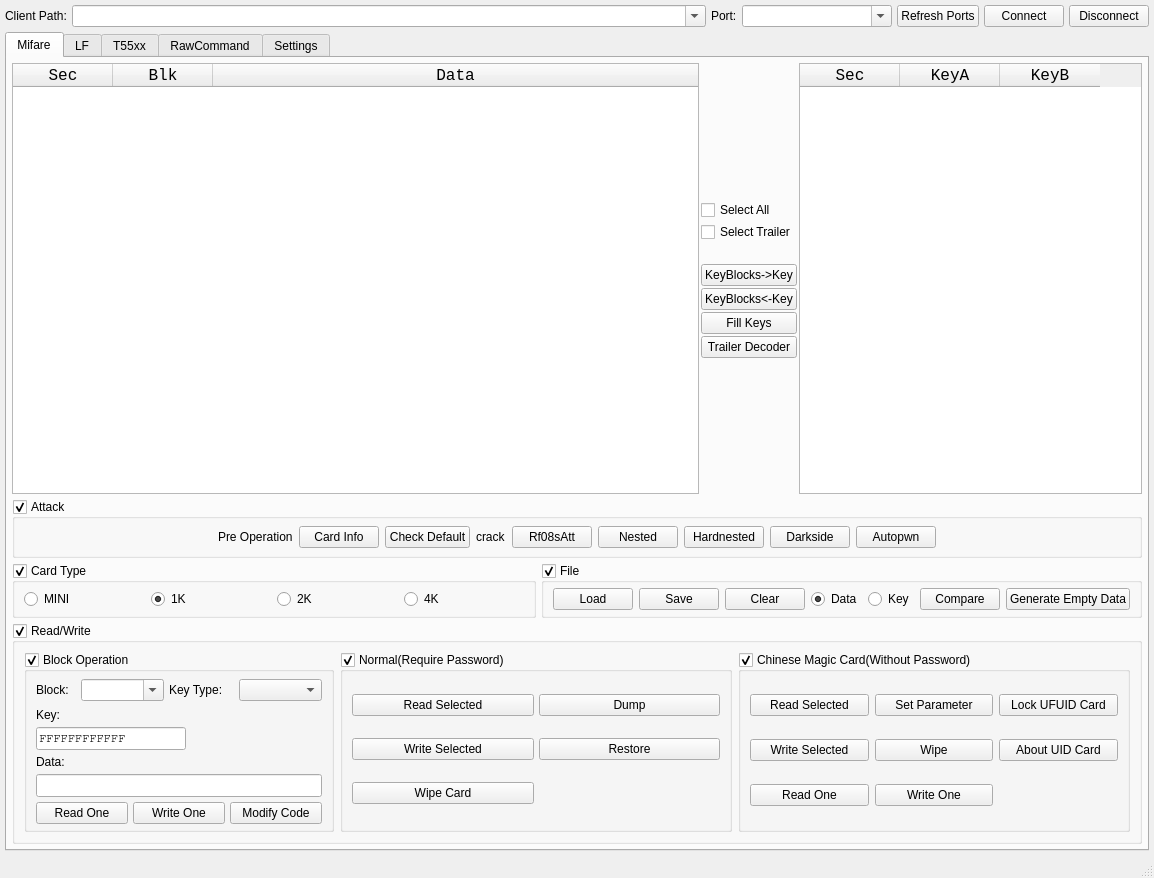
Above: src/ui/mainwindow.ui from x2358473/Proxmark3GUI before the change. Below: the same form after it.
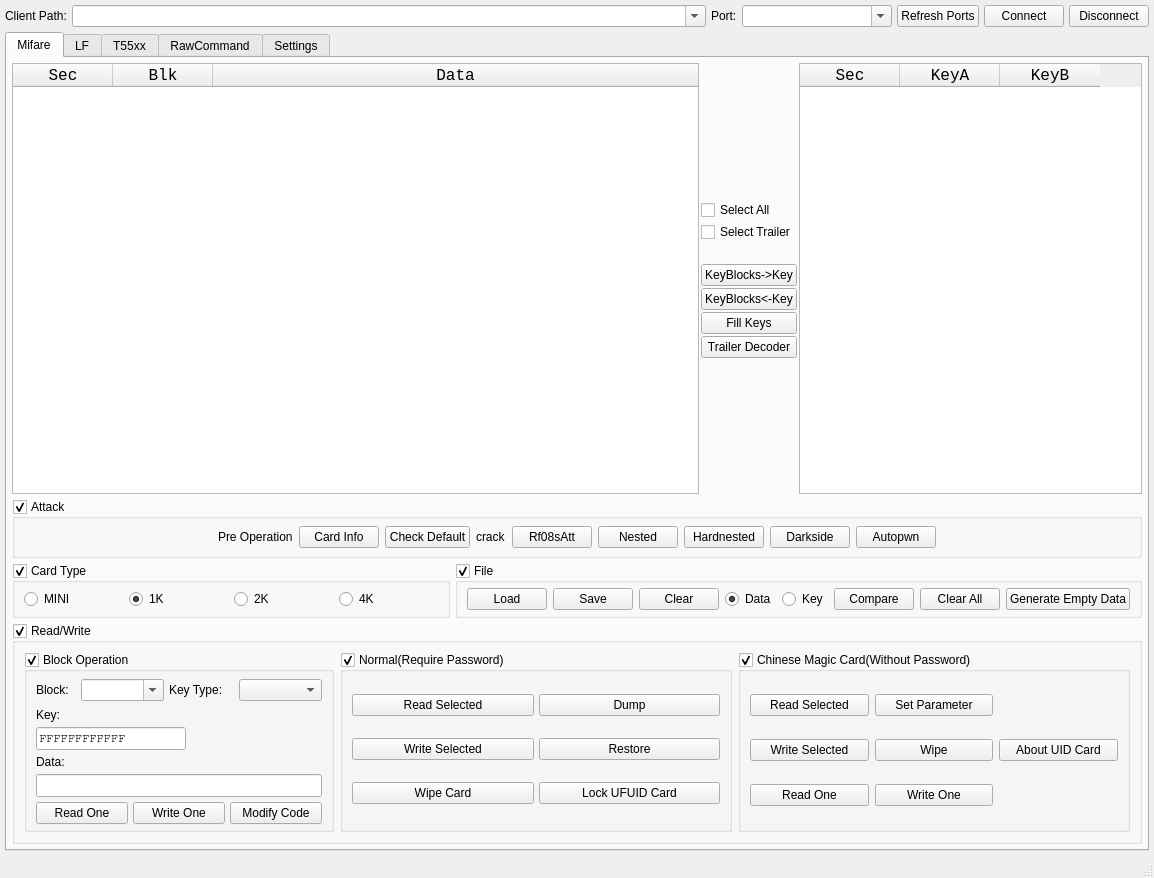
That is the form after the change. The open tabs and pages were chosen to show the change.

Commit message: 优化写卡与锁卡的友好提示 增加清空全部面板数据的按钮

What changed in the file:
```diff
--- a/src/ui/mainwindow.ui
+++ b/src/ui/mainwindow.ui
@@ -708,6 +708,13 @@
                </property>
               </widget>
              </item>
+             <item>
+              <widget class="QPushButton" name="MF_File_clearAllButton">
+               <property name="text">
+                <string>Clear All</string>
+               </property>
+              </widget>
+             </item>
              <item>
               <widget class="QPushButton" name="MF_RW_generateEmptyDataButton">
                <property name="text">
@@ -1024,6 +1031,19 @@
                   </property>
                  </widget>
                 </item>
+                <item row="3" column="1">
+                 <widget class="QPushButton" name="MF_UID_lockButton">
+                  <property name="minimumSize">
+                   <size>
+                    <width>0</width>
+                    <height>0</height>
+                   </size>
+                  </property>
+                  <property name="text">
+                   <string>Lock UFUID Card</string>
+                  </property>
+                 </widget>
+                </item>
                </layout>
               </widget>
              </item>
@@ -1048,19 +1068,6 @@
                 <property name="bottomMargin">
                  <number>5</number>
                 </property>
-                <item row="0" column="2">
-                 <widget class="QPushButton" name="MF_UID_lockButton">
-                  <property name="minimumSize">
-                   <size>
-                    <width>0</width>
-                    <height>0</height>
-                   </size>
-                  </property>
-                  <property name="text">
-                   <string>Lock UFUID Card</string>
-                  </property>
-                 </widget>
-                </item>
                 <item row="1" column="2">
                  <widget class="QPushButton" name="MF_UID_aboutUIDButton">
                   <property name="minimumSize">
```
Left out of the diff: 2 changed lines with no effect on the pictures. The commit also changes 6 other files.
